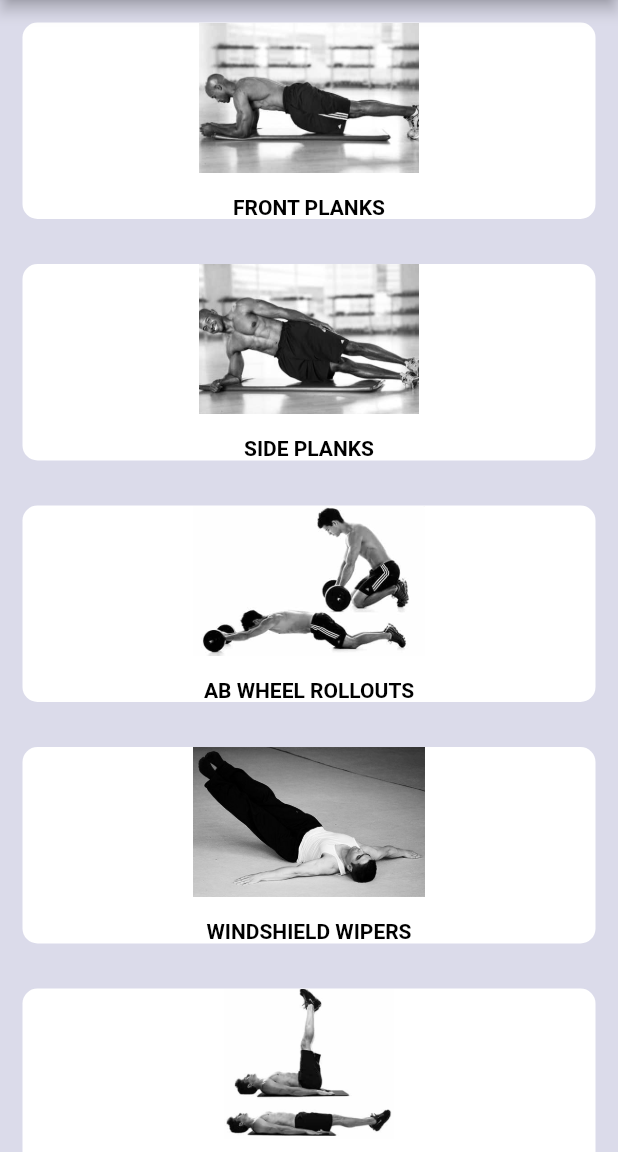
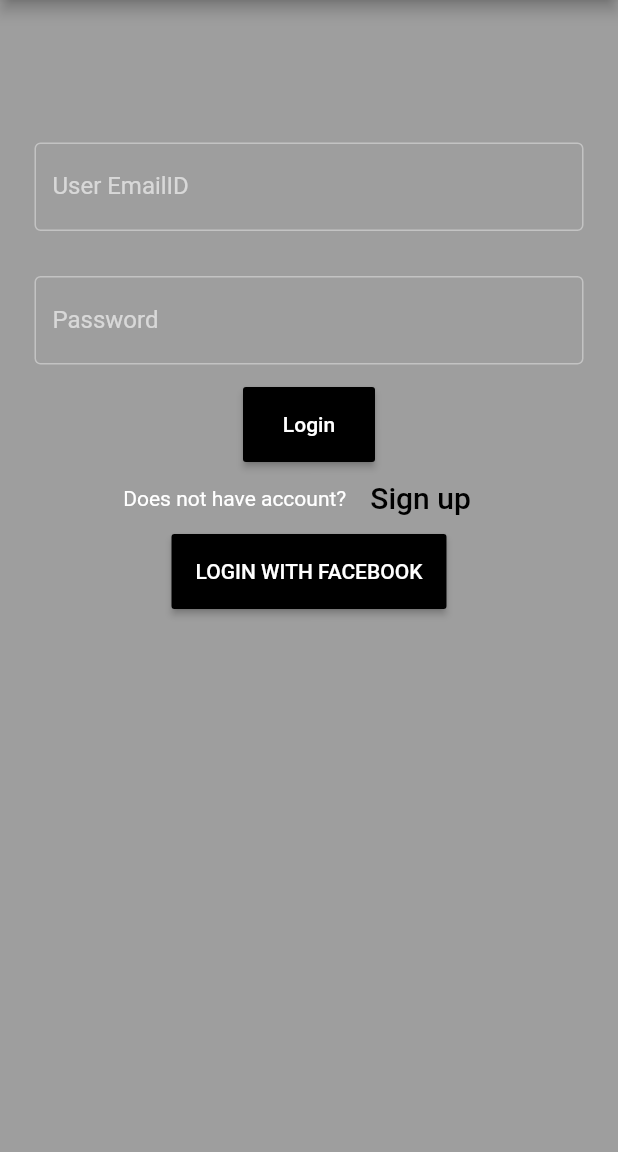
Before and after one commit to saipreethi14/flutterfitness22, a Flutter app: the screen it shows after launch, on a phone screen of 412 x 824 dp, the part 84-1236 px from its top. Run offline on Flutter 3.47's test engine with Material 2 defaults, Android fonts, the phone set to English and light mode, and no system bars.

Commit message:
sign in and sign up page added

```diff
--- /dev/null
+++ b/lib/SignInPage.dart
@@ -0,0 +1,103 @@
+import 'package:flutter/cupertino.dart';
+import 'package:flutter/material.dart';
+
+import 'HomePage.dart';
+import 'SignUpPage.dart';
+
+class SignInPage extends StatefulWidget {
+  const SignInPage({Key? key}) : super(key: key);
+
+  @override
+  _SignInPageState createState() => _SignInPageState();
+}
+
+class _SignInPageState extends State<SignInPage> {
+  @override
+  Widget build(BuildContext context) {
+    return Scaffold(
+      backgroundColor: Colors.grey,
+      appBar: AppBar(
+        leading: IconButton(
+          onPressed: () {},
+          icon: Icon(Icons.fitness_center),
+        ),
+        title: Text('GET SET GO'),
+        actions: [
+          IconButton(
+            onPressed: () {},
+            icon: Icon(Icons.more_vert),
+          ),
+        ],
+        backgroundColor: Colors.black,
+      ),
+      body: Padding(
+        padding: const EdgeInsets.fromLTRB(8, 80, 8, 8),
+        child: Column(
+          children: <Widget>[
+            Padding(
+              padding: EdgeInsets.all(15),
+              child: TextField(
+                decoration: InputDecoration(
+                  border: OutlineInputBorder(),
+                  labelText: 'User EmailID',
+                  hintText: 'Enter Your EmailID',
+                ),
+              ),
+            ),
+            Padding(
+              padding: EdgeInsets.all(15),
+              child: TextField(
+                obscureText: true,
+                decoration: InputDecoration(
+                  border: OutlineInputBorder(),
+                  labelText: 'Password',
+                  hintText: 'Enter Password',
+                ),
+              ),
+            ),
+            Container(
+                height: 50,
+                padding: EdgeInsets.fromLTRB(10, 0, 10, 0),
+                child: RaisedButton(
+                  textColor: Colors.white,
+                  color: Colors.black,
+                  child: Text('Login'),
+                  onPressed: () {
+                    // ignore: non_constant_identifier_names
+                    Navigator.push(context, MaterialPageRoute(builder: (Context) => Homepage()));
+                  },
+                )),
+            Container(
+                child: Row(
+                  children: <Widget>[
+                    Text('Does not have account?'),
+                    FlatButton(
+                      textColor: Colors.black,
+                      child: Text(
+                        'Sign up',
+                        style: TextStyle(fontSize: 20),
+                      ),
+                      onPressed: () {
+                        //signup screen
+                        Navigator.push(context, MaterialPageRoute(builder: (Context) => SignUpPage()));
+                      },
+                    )
+                  ],
+                  mainAxisAlignment: MainAxisAlignment.center,
+                )),
+            Container(
+                height: 50,
+                padding: EdgeInsets.fromLTRB(10, 0, 10, 0),
+                child: RaisedButton(
+                  textColor: Colors.white,
+                  color: Colors.black,
+                  child: Text('LOGIN WITH FACEBOOK'),
+                  onPressed: () {
+                  },
+                )),
+          ],
+        ),
+      ),
+    );
+  }
+}
--- a/lib/main.dart
+++ b/lib/main.dart
@@ -1,5 +1,6 @@
 import 'package:ff/HomePage.dart';
 import 'package:ff/ListofExercise.dart';
+import 'package:ff/SignInPage.dart';
 import 'package:flutter/material.dart';
 
 void main() {
@@ -16,7 +17,8 @@ class mainPage extends StatelessWidget {
         scaffoldBackgroundColor: Color(0xFFDBDBEA),
       ),
       //home:Homepage(),
-      home: ListofExercise(),
+      //home: ListofExercise(),
+      home: SignInPage(),
     );
   }
 }
```
Also changed, not shown: lib/SignUpPage.dart (added, +105 -0 lines).
